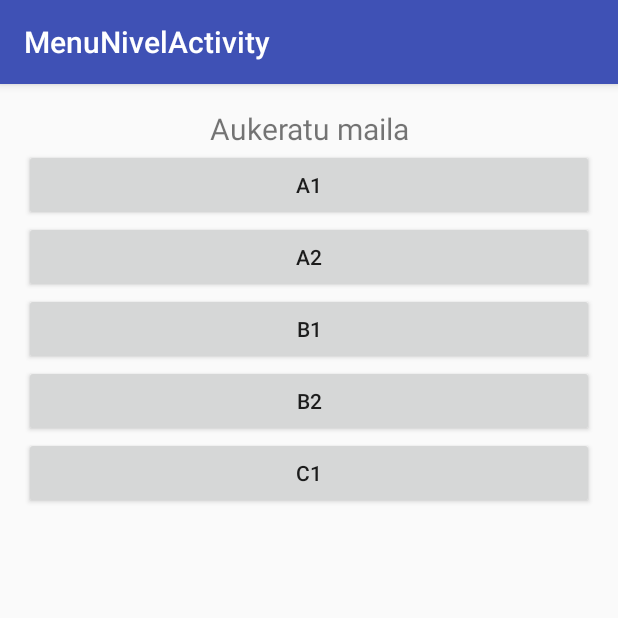
After one commit to esnef/Euskhazi2, an Android app: the MenuNivelActivity screen opened directly, with no data from a screen before it, on a phone screen of 412 x 824 dp, the top half of it. The commit adds this screen. Run offline under Robolectric (Android 15) with nearby library versions, the phone set to English and light mode, and no system bars.

Commit message:
Pantalla menu del nivel

```diff
--- a/app/src/main/AndroidManifest.xml
+++ b/app/src/main/AndroidManifest.xml
@@ -22,6 +22,10 @@
                 <category android:name="android.intent.category.LAUNCHER" />
             </intent-filter>
         </activity>
+        <activity
+            android:name=".screen.MenuNivelActivity"
+            android:label="@string/title_activity_menu_nivel"
+            android:theme="@style/AppTheme.NoActionBar"></activity>
     </application>
 
 </manifest>
--- /dev/null
+++ b/app/src/main/java/eus/ehu/intel/tta/euskhazi/screen/MenuNivelActivity.java
@@ -0,0 +1,30 @@
+package eus.ehu.intel.tta.euskhazi.screen;
+
+import android.os.Bundle;
+import android.support.design.widget.FloatingActionButton;
+import android.support.design.widget.Snackbar;
+import android.support.v7.app.AppCompatActivity;
+import android.support.v7.widget.Toolbar;
+import android.view.View;
+import android.widget.Toast;
+
+import eus.ehu.intel.tta.euskhazi.R;
+
+public class MenuNivelActivity extends AppCompatActivity {
+
+    @Override
+    protected void onCreate(Bundle savedInstanceState) {
+        super.onCreate(savedInstanceState);
+        setContentView(R.layout.activity_menu_nivel);
+        Toolbar toolbar = (Toolbar) findViewById(R.id.toolbar);
+        setSupportActionBar(toolbar);
+
+    }
+
+    public void chooseLevel(View view){
+
+        int level = Integer.parseInt(view.getTag().toString());
+        Toast.makeText(this, "Aukeratutako maila" + level, Toast.LENGTH_SHORT).show();
+    }
+
+}
--- a/app/src/main/java/eus/ehu/intel/tta/euskhazi/screen/ScreenLogin.java
+++ b/app/src/main/java/eus/ehu/intel/tta/euskhazi/screen/ScreenLogin.java
@@ -3,6 +3,7 @@ package eus.ehu.intel.tta.euskhazi.screen;
 import android.animation.Animator;
 import android.animation.AnimatorListenerAdapter;
 import android.annotation.TargetApi;
+import android.content.Intent;
 import android.content.pm.PackageManager;
 import android.support.annotation.NonNull;
 import android.support.design.widget.Snackbar;
@@ -196,6 +197,9 @@ public class ScreenLogin extends ScreenBase implements LoaderCallbacks<Cursor> {
             showProgress(true);
             mAuthTask = new UserLoginTask(email, password);
             mAuthTask.execute((Void) null);
+
+            Intent intent = new Intent(this, MenuNivelActivity.class);
+            startActivity(intent);
         }
     }
 
--- /dev/null
+++ b/app/src/main/res/layout/activity_menu_nivel.xml
@@ -0,0 +1,26 @@
+<?xml version="1.0" encoding="utf-8"?>
+<android.support.design.widget.CoordinatorLayout xmlns:android="http://schemas.android.com/apk/res/android"
+    xmlns:app="http://schemas.android.com/apk/res-auto"
+    xmlns:tools="http://schemas.android.com/tools"
+    android:layout_width="match_parent"
+    android:layout_height="match_parent"
+    android:fitsSystemWindows="true"
+    tools:context="eus.ehu.intel.tta.euskhazi.screen.MenuNivelActivity">
+
+    <android.support.design.widget.AppBarLayout
+        android:layout_width="match_parent"
+        android:layout_height="wrap_content"
+        android:theme="@style/AppTheme.AppBarOverlay">
+
+        <android.support.v7.widget.Toolbar
+            android:id="@+id/toolbar"
+            android:layout_width="match_parent"
+            android:layout_height="?attr/actionBarSize"
+            android:background="?attr/colorPrimary"
+            app:popupTheme="@style/AppTheme.PopupOverlay" />
+
+    </android.support.design.widget.AppBarLayout>
+
+    <include layout="@layout/content_menu_nivel" />
+
+</android.support.design.widget.CoordinatorLayout>
--- /dev/null
+++ b/app/src/main/res/layout/content_menu_nivel.xml
@@ -0,0 +1,66 @@
+<?xml version="1.0" encoding="utf-8"?>
+<RelativeLayout xmlns:android="http://schemas.android.com/apk/res/android"
+    xmlns:app="http://schemas.android.com/apk/res-auto"
+    xmlns:tools="http://schemas.android.com/tools"
+    android:layout_width="match_parent"
+    android:layout_height="match_parent"
+    android:paddingBottom="@dimen/activity_vertical_margin"
+    android:paddingLeft="@dimen/activity_horizontal_margin"
+    android:paddingRight="@dimen/activity_horizontal_margin"
+    android:paddingTop="@dimen/activity_vertical_margin"
+    app:layout_behavior="@string/appbar_scrolling_view_behavior"
+    tools:context="eus.ehu.intel.tta.euskhazi.screen.MenuNivelActivity"
+    tools:showIn="@layout/activity_menu_nivel">
+
+    <LinearLayout
+        android:orientation="vertical"
+        android:layout_width="match_parent"
+        android:layout_height="match_parent"
+        android:layout_centerHorizontal="true">
+
+        <TextView
+            android:id="@+id/menu_login"
+            android:layout_width="match_parent"
+            android:layout_height="wrap_content"
+            android:gravity="center"
+            android:textSize="20dp"
+            android:text="@string/title_choose_level"/>
+
+        <Button
+            android:layout_width="match_parent"
+            android:layout_height="wrap_content"
+            android:text="A1"
+            android:tag="1"
+            android:onClick="chooseLevel" />
+
+        <Button
+            android:layout_width="match_parent"
+            android:layout_height="wrap_content"
+            android:text="A2"
+            android:tag="2"
+            android:onClick="chooseLevel" />
+
+        <Button
+            android:layout_width="match_parent"
+            android:layout_height="wrap_content"
+            android:text="b1"
+            android:tag="3"
+            android:onClick="chooseLevel" />
+
+        <Button
+            android:layout_width="match_parent"
+            android:layout_height="wrap_content"
+            android:text="B2"
+            android:tag="4"
+            android:onClick="chooseLevel" />
+
+        <Button
+            android:layout_width="match_parent"
+            android:layout_height="wrap_content"
+            android:text="C1"
+            android:tag="5"
+            android:onClick="chooseLevel" />
+
+    </LinearLayout>
+
+</RelativeLayout>
--- /dev/null
+++ b/app/src/main/res/values-v21/styles.xml
@@ -0,0 +1,9 @@
+<resources>>
+
+    <style name="AppTheme.NoActionBar">
+        <item name="windowActionBar">false</item>
+        <item name="windowNoTitle">true</item>
+        <item name="android:windowDrawsSystemBarBackgrounds">true</item>
+        <item name="android:statusBarColor">@android:color/transparent</item>
+    </style>
+</resources>
--- /dev/null
+++ b/app/src/main/res/values-w820dp/dimens.xml
@@ -0,0 +1,6 @@
+<resources>
+    <!-- Example customization of dimensions originally defined in res/values/dimens.xml
+         (such as screen margins) for screens with more than 820dp of available width. This
+         would include 7" and 10" devices in landscape (~960dp and ~1280dp respectively). -->
+    <dimen name="activity_horizontal_margin">64dp</dimen>
+</resources>
--- a/app/src/main/res/values/dimens.xml
+++ b/app/src/main/res/values/dimens.xml
@@ -2,4 +2,5 @@
     <!-- Default screen margins, per the Android Design guidelines. -->
     <dimen name="activity_horizontal_margin">16dp</dimen>
     <dimen name="activity_vertical_margin">16dp</dimen>
+    <dimen name="fab_margin">16dp</dimen>
 </resources>
--- a/app/src/main/res/values/strings.xml
+++ b/app/src/main/res/values/strings.xml
@@ -13,4 +13,7 @@
     <string name="permission_rationale">"Contacts permissions are needed for providing email
         completions."
     </string>
+    <string name="title_activity_menu_nivel">MenuNivelActivity</string>
+    <string name="title_choose_level">Aukeratu maila</string>
+
 </resources>
--- a/app/src/main/res/values/styles.xml
+++ b/app/src/main/res/values/styles.xml
@@ -8,4 +8,13 @@
         <item name="colorAccent">@color/colorAccent</item>
     </style>
 
+    <style name="AppTheme.NoActionBar">
+        <item name="windowActionBar">false</item>
+        <item name="windowNoTitle">true</item>
+    </style>
+
+    <style name="AppTheme.AppBarOverlay" parent="ThemeOverlay.AppCompat.Dark.ActionBar" />
+
+    <style name="AppTheme.PopupOverlay" parent="ThemeOverlay.AppCompat.Light" />
+
 </resources>
```
